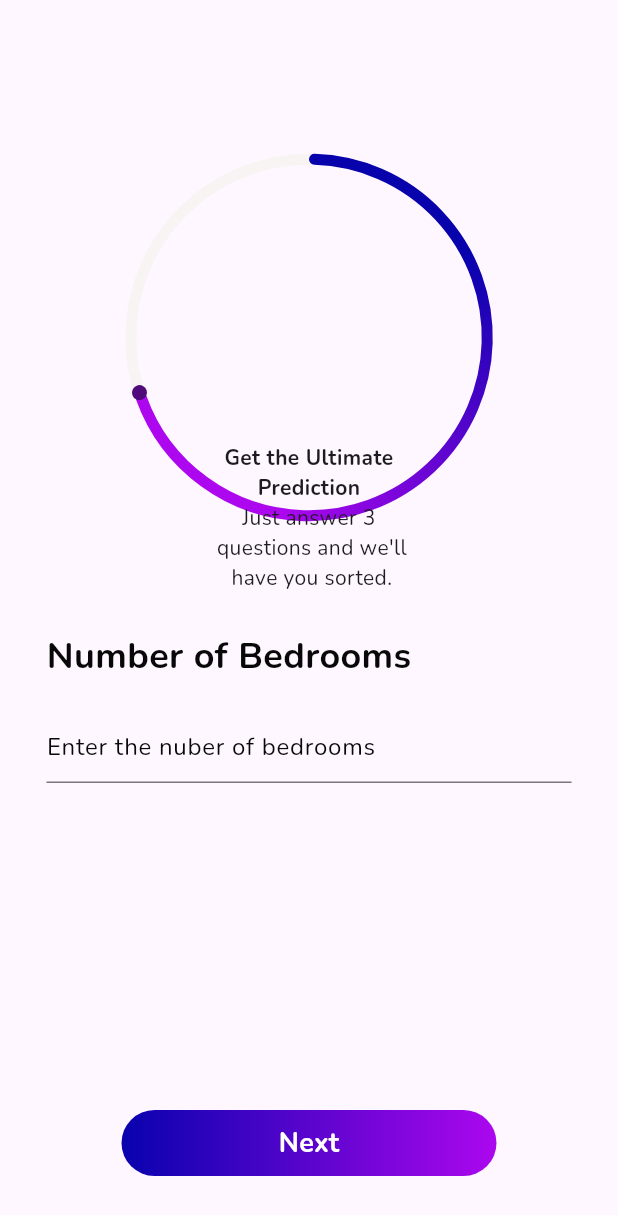
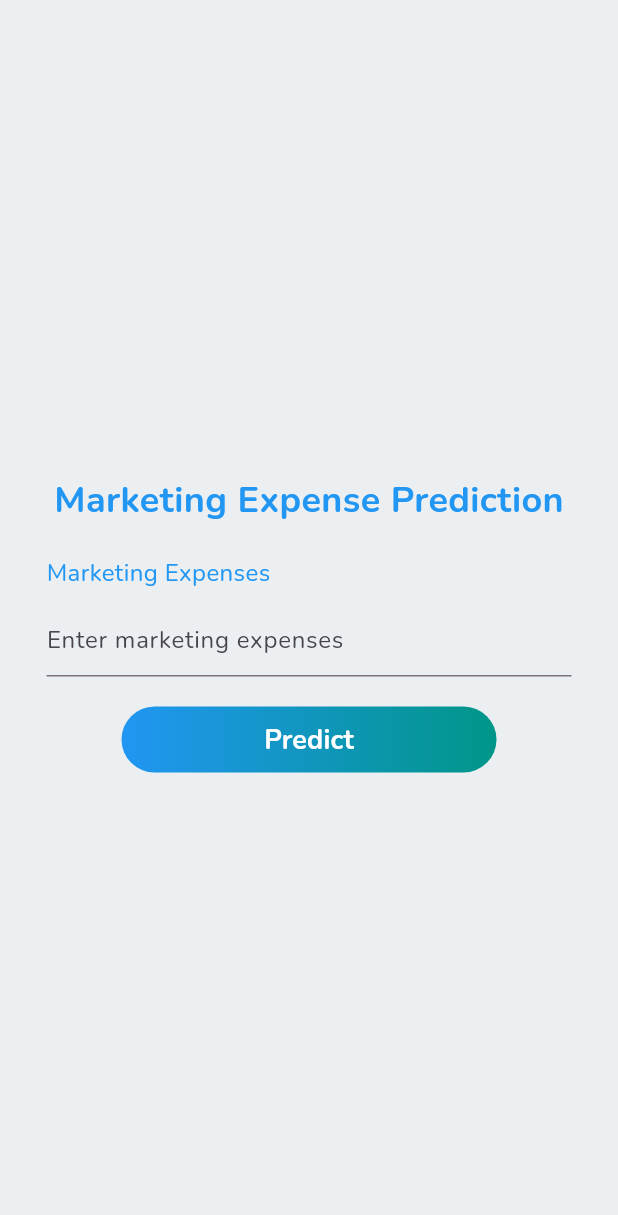
Before and after one commit to JoakBouy/flutter-tv_sales, a Flutter app: the screen it shows after launch, on a phone screen of 412 x 824 dp. Shown: the top 1215 px of the screen. Run offline on Flutter 3.47's test engine with Material 3 defaults, Android fonts, the phone set to English and light mode, and no system bars; drawn by our look-alikes of syncfusion_flutter_gauges; our stand-ins replace google_fonts.

Commit message:
completed flutter app

```diff
--- a/flutter_pred/lib/main.dart
+++ b/flutter_pred/lib/main.dart
@@ -16,7 +16,7 @@ class MyApp extends StatelessWidget {
         visualDensity: VisualDensity.adaptivePlatformDensity,
         textTheme: GoogleFonts.nunitoTextTheme(),
       ),
-      home: BedroomScreen(),
+      home: MarketingExpensesScreen(),
     );
   }
 }
--- a/flutter_pred/lib/screens/pred_form.dart
+++ b/flutter_pred/lib/screens/pred_form.dart
@@ -1,132 +1,116 @@
 import 'package:flutter/material.dart';
-import 'package:syncfusion_flutter_gauges/gauges.dart';
+import 'package:http/http.dart' as http;
+import 'dart:convert';
 
-class BedroomScreen extends StatelessWidget {
-  const BedroomScreen({super.key});
+class MarketingExpensesScreen extends StatefulWidget {
+  const MarketingExpensesScreen({super.key});
+
+  @override
+  _MarketingExpensesScreenState createState() => _MarketingExpensesScreenState();
+}
+
+class _MarketingExpensesScreenState extends State<MarketingExpensesScreen> {
+  final _marketingExpensesController = TextEditingController();
+  String _predictedTVSales = '';
+
+  Future<String> predictTVSales(double marketingExpenses) async {
+    final response = await http.post(
+      Uri.parse('http://127.0.0.1:8000/predict'),
+      headers: <String, String>{
+        'Content-Type': 'application/json; charset=UTF-8',
+      },
+      body: jsonEncode(<String, double>{
+        'tv': marketingExpenses,
+      }),
+    );
+
+    if (response.statusCode == 200) {
+      return jsonDecode(response.body)['predicted_sales'].toString();
+    } else {
+      throw Exception('Failed to predict TV sales: ${response.statusCode}');
+    }
+  }
 
   @override
   Widget build(BuildContext context) {
     return Scaffold(
+      backgroundColor: Colors.blueGrey[50],
       body: SingleChildScrollView(
         child: SizedBox(
           height: MediaQuery.of(context).size.height,
+          child: Center(
             child: Column(
+              mainAxisAlignment: MainAxisAlignment.center,
               children: [
                 const SizedBox(height: 50),
-              Center(
-                child: SfRadialGauge(
-                  axes: <RadialAxis>[
-                    RadialAxis(
-                      minimum: 0,
-                      maximum: 100,
-                      startAngle: 270,
-                      endAngle: 270,
-                      radiusFactor: 0.7,
-                      showLabels: false,
-                      showTicks: false,
-                      axisLineStyle: const AxisLineStyle(
-                        thickness: 0.06,
-                        color: Color.fromARGB(255, 249, 244, 244),
-                        thicknessUnit: GaugeSizeUnit.factor,
-                      ),
-                      pointers: const <GaugePointer>[
-                        RangePointer(
-                          value: 70,
-                          width: 0.06,
-                          sizeUnit: GaugeSizeUnit.factor,
-                          cornerStyle: CornerStyle.startCurve,
-                          gradient: SweepGradient(
-                            colors: <Color>[
-                              Color.fromARGB(255, 8, 2, 173),
-                              Color.fromARGB(255, 172, 7, 238)
-                            ],
-                            stops: <double>[0.25, 0.75],
+                const Text(
+                  'Marketing Expense Prediction',
+                  style: TextStyle(
+                    fontSize: 24,
+                    fontWeight: FontWeight.bold,
+                    color: Colors.blue,
                   ),
                 ),
-                        MarkerPointer(
-                          value: 70,
-                          markerType: MarkerType.circle,
-                          color: Color(0xFF4F0B79),
-                        )
-                      ],
-                      annotations: const <GaugeAnnotation>[
-                        GaugeAnnotation(
-                          positionFactor: 0.98,
-                          angle: 90,
-                          widget: Column(
+                const SizedBox(height: 20),
+                Column(
+                  crossAxisAlignment: CrossAxisAlignment.start,
                   children: [
-                              Text(
-                                textAlign: TextAlign.center,
-                                'Get the Ultimate\nPrediction',
+                    const Text(
+                      'Marketing Expenses',
                       style: TextStyle(
-                                  fontSize: 14,
-                                  fontWeight: FontWeight.bold,
+                        fontSize: 16,
+                        color: Colors.blue,
                       ),
                     ),
-                              Text(
-                                textAlign: TextAlign.center,
-                                'Just answer 3\n questions and we\'ll\n have you sorted.',
-                                style: TextStyle(
-                                  fontSize: 14,
+                    const SizedBox(height: 10),
+                    SizedBox(
+                      width: 350,
+                      child: TextField(
+                        controller: _marketingExpensesController,
+                        decoration: const InputDecoration(
+                          hintText: 'Enter marketing expenses',
+                        ),
+                        keyboardType: TextInputType.number,
                       ),
                     ),
                   ],
                 ),
-                        )
-                      ],
-                    ),
-                  ],
-                ),
-              ),
                 const SizedBox(height: 20),
-              const Column(
-                crossAxisAlignment: CrossAxisAlignment.start,
-                children: [
-                  Text(
-                    'Number of Bedrooms',
-                    style: TextStyle(
-                      fontSize: 24,
-                      fontWeight: FontWeight.bold,
-                      color: Color.fromARGB(255, 8, 8, 8),
-                    ),
-                  ),
-                  SizedBox(height: 20),
-                  SizedBox(
-                    width: 350,
-                    child: TextField(
-                      decoration: InputDecoration(
-                        hintText: 'Enter the nuber of bedrooms',
-                        hintStyle: TextStyle(
-                          fontSize: 16,
-                          color: Color.fromARGB(255, 8, 8, 8),
-                        ),
-                      ),
-                    ),
-                  ),
-                ],
-              ),
-              const Spacer(),
                 Container(
                   height: 44.0,
                   width: 250.0,
                   decoration: const BoxDecoration(
                     gradient: LinearGradient(
                       colors: [
-                      Color.fromARGB(255, 8, 2, 173),
-                      Color.fromARGB(255, 172, 7, 238)
+                        Colors.blue,
+                        Colors.teal,
                       ],
                     ),
                     borderRadius: BorderRadius.all(Radius.circular(22)),
                   ),
                   child: ElevatedButton(
-                  onPressed: () {
-                    Navigator.pushNamed(context, '/FloorScreen');
+                    onPressed: () async {
+                      double marketingExpenses = double.parse(_marketingExpensesController.text);
+                      try {
+                        String predictedTVSales = await predictTVSales(marketingExpenses);
+                        setState(() {
+                          _predictedTVSales = 'Predicted Sales: $predictedTVSales';
+                        });
+                      } catch (error) {
+                        ScaffoldMessenger.of(context).showSnackBar(
+                          SnackBar(
+                            content: Text('Error: $error'),
+                            duration: const Duration(seconds: 5),
+                          ),
+                        );
+                      }
                     },
                     style: ElevatedButton.styleFrom(
                       backgroundColor: Colors.transparent,
-                      shadowColor: Colors.transparent),
+                      shadowColor: Colors.transparent,
+                    ),
                     child: const Text(
-                    'Next',
+                      'Predict',
                       style: TextStyle(
                         fontSize: 18,
                         color: Colors.white,
@@ -135,8 +119,13 @@ class BedroomScreen extends StatelessWidget {
                     ),
                   ),
                 ),
-              const SizedBox(height: 40),
+                const SizedBox(height: 20),
+                Text(
+                  _predictedTVSales,
+                  style: const TextStyle(fontSize: 16),
+                ),
               ],
+            ),
           ),
         ),
       ),
```
Also changed, not shown: flutter_pred/lib/screens/onboarding.dart (added), 1 other file. Lines whose indentation alone changed are shown as unchanged.
